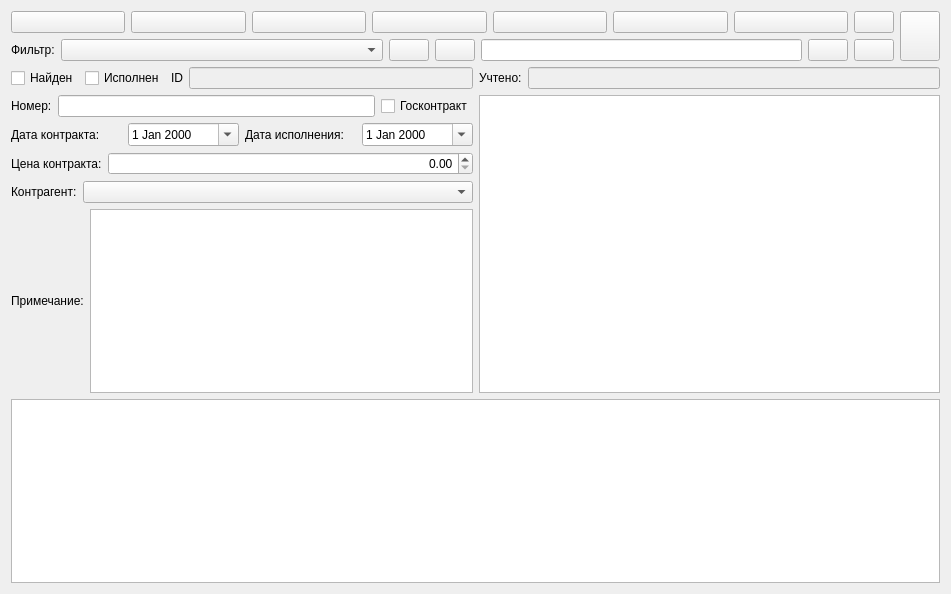
Old version of the form formcontract.ui in the repository GorINIch73/Audit.
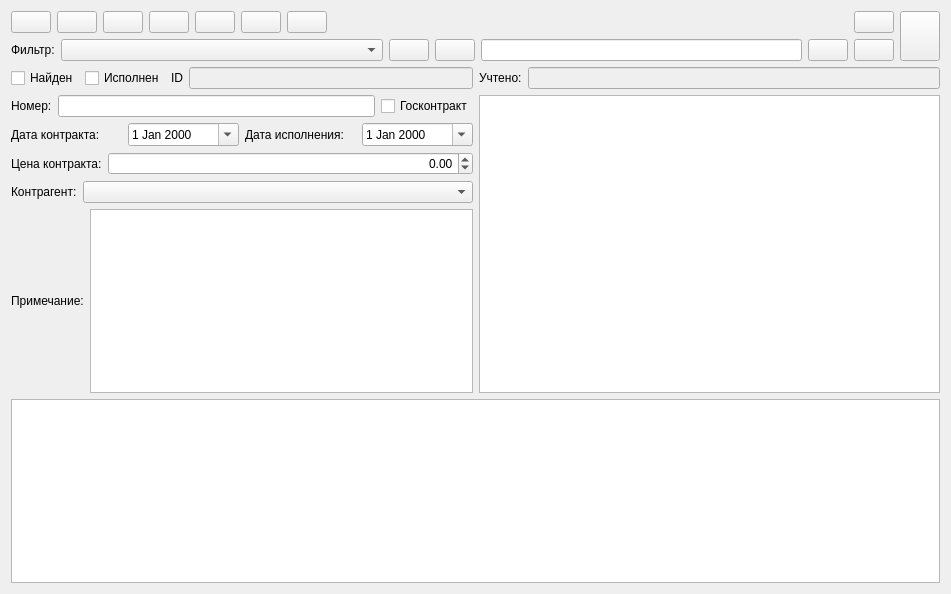
New version of the form. Icons and pictures are not drawn.

Diff of the .ui file:
```diff
--- a/formcontract.ui
+++ b/formcontract.ui
@@ -97,6 +97,19 @@
            </property>
           </widget>
          </item>
+         <item>
+          <spacer name="horizontalSpacer">
+           <property name="orientation">
+            <enum>Qt::Horizontal</enum>
+           </property>
+           <property name="sizeHint" stdset="0">
+            <size>
+             <width>40</width>
+             <height>20</height>
+            </size>
+           </property>
+          </spacer>
+         </item>
         </layout>
        </item>
        <item>
@@ -386,6 +399,9 @@
            <property name="alignment">
             <set>Qt::AlignRight|Qt::AlignTrailing|Qt::AlignVCenter</set>
            </property>
+           <property name="minimum">
+            <double>-1000000000000000.000000000000000</double>
+           </property>
            <property name="maximum">
             <double>1000000000000000.000000000000000</double>
            </property>
```
Left out of the diff: 2 changed lines with no effect on the pictures.
